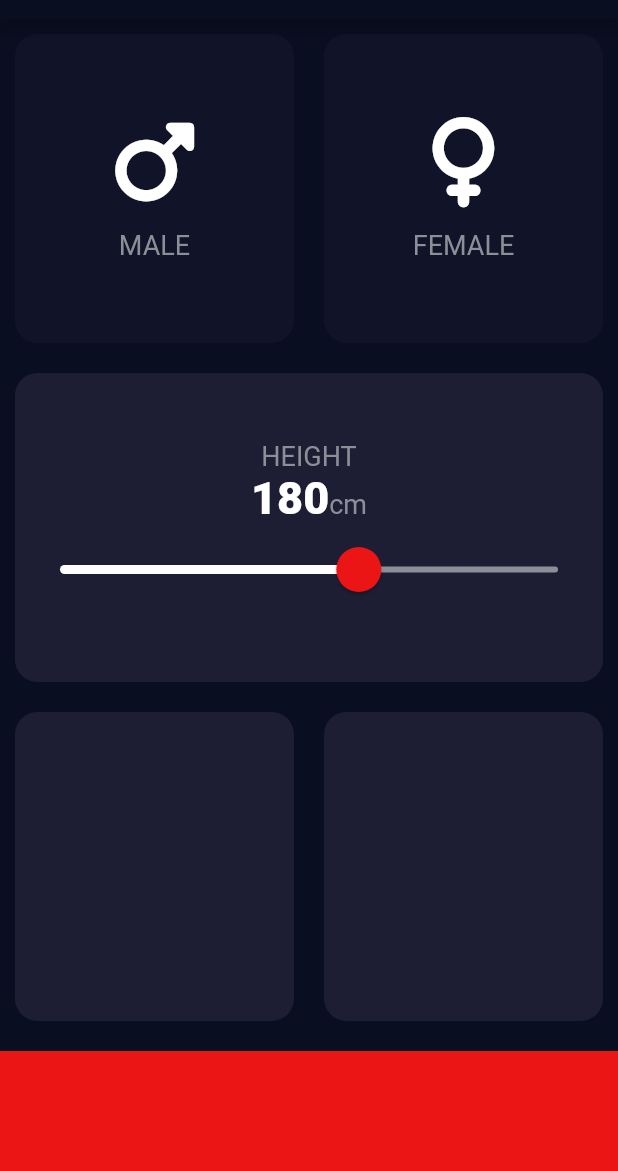
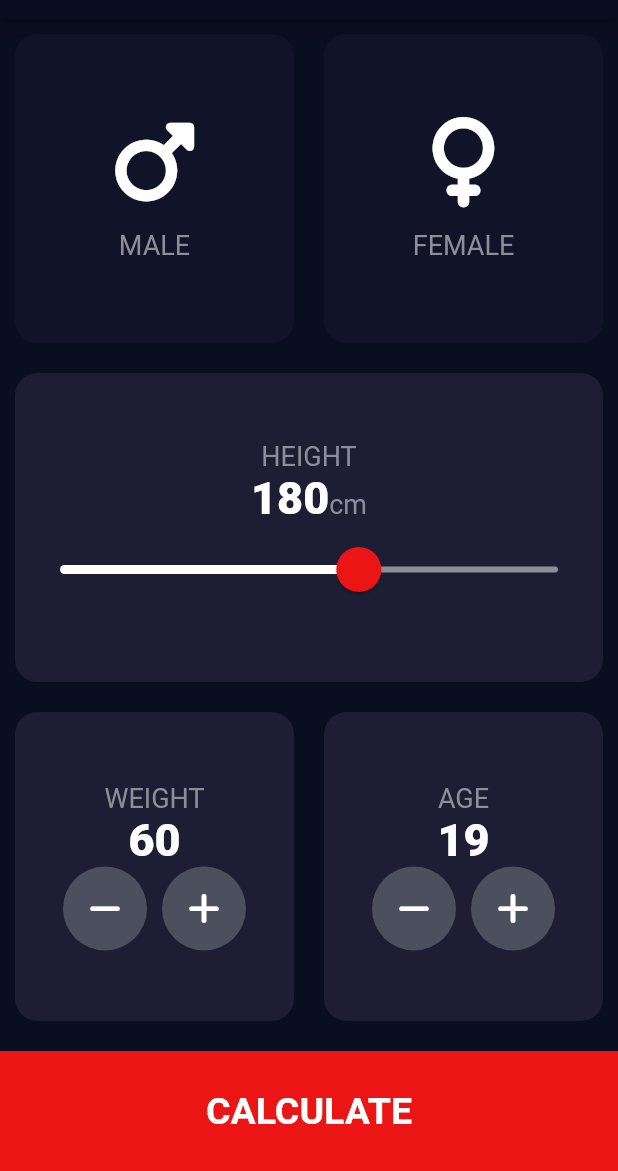
Before and after one commit to DANIEL-DEMELASH/BMI-Calculator, a Flutter app: the screen it shows after launch, on a phone screen of 412 x 824 dp, the part 65-1236 px from its top. Run offline on Flutter 3.47's test engine with Material 2 defaults, Android fonts, the phone set to English and light mode, and no system bars; our stand-ins replace font_awesome_flutter.

Commit message:
finish result page

```diff
--- /dev/null
+++ b/lib/calculator_brain.dart
@@ -0,0 +1,34 @@
+import 'dart:math';
+
+class CalculatorBrain {
+  CalculatorBrain({required this.height, required this.weight});
+
+  final int height;
+  final int weight;
+  double _bmi = 0;
+
+  String calculateBMI() {
+    _bmi = weight / pow(height / 100, 2);
+    return _bmi.toStringAsFixed(1);
+  }
+
+  String getResult() {
+    if (_bmi >= 25) {
+      return 'Overweight';
+    } else if (_bmi >= 18.5) {
+      return 'Normal';
+    } else {
+      return 'Underweight';
+    }
+  }
+
+  String getInterpretation() {
+    if (_bmi >= 25) {
+      return 'You have a higher than normal body weight. Try to exercise more.';
+    } else if (_bmi >= 18.5) {
+      return 'You have a normal body weight. Good job!';
+    } else {
+      return 'You have a lower than normal body weight. you can eat a bit more.';
+    }
+  }
+}
--- /dev/null
+++ b/lib/components/bottom_button.dart
@@ -0,0 +1,27 @@
+import 'package:flutter/material.dart';
+import '../constants.dart';
+
+class BottomButton extends StatelessWidget {
+  BottomButton({required this.buttonTitle, required this.onTap});
+
+  final String buttonTitle;
+  final onTap;
+  @override
+  Widget build(BuildContext context) {
+    return GestureDetector(
+      onTap: onTap,
+      child: Container(
+        color: kBottomContainerColor,
+        margin: const EdgeInsets.only(top: 10.0),
+        height: kBottomContainerHeight,
+        width: double.infinity,
+        child: Center(
+          child: Text(
+            buttonTitle,
+            style: kLargeNumberTextStyle,
+          ),
+        ),
+      ),
+    );
+  }
+}
--- /dev/null
+++ b/lib/components/reusabe_roundiconbutton.dart
@@ -0,0 +1,23 @@
+import 'package:flutter/material.dart';
+import '../screens/InputPage.dart';
+
+enum weightP { plus, minus }
+
+class RoundIconButton extends StatelessWidget {
+  RoundIconButton({required this.icons, required this.onPressed});
+
+  final IconData icons;
+  final onPressed;
+
+  @override
+  Widget build(BuildContext context) {
+    return RawMaterialButton(
+      onPressed: onPressed,
+      child: Icon(icons),
+      shape: CircleBorder(),
+      elevation: 0.0,
+      constraints: BoxConstraints.tightFor(width: 56.0, height: 56.0),
+      fillColor: const Color(0xFF4C4F5E),
+    );
+  }
+}
--- a/lib/reusable_icon_content.dart
+++ b/lib/components/reusable_icon_content.dart
@@ -1,5 +1,5 @@
 import 'package:flutter/material.dart';
-import 'constants.dart';
+import '../constants.dart';
 
 class IconContent extends StatelessWidget {
   IconContent({required this.icon, required this.label});
--- a/lib/constants.dart
+++ b/lib/constants.dart
@@ -7,3 +7,10 @@ const kInactiveContainerColor = Color(0xFF111328);
 
 const kTextStyle = TextStyle(fontSize: 18.0, color: Color(0xFF8D8E98));
 const kTextStyle2 = TextStyle(fontSize: 30.0, fontWeight: FontWeight.w900);
+const kLargeNumberTextStyle =
+    TextStyle(fontSize: 25.0, fontWeight: FontWeight.bold);
+const kTitleTextStyle = TextStyle(fontSize: 50.0, fontWeight: FontWeight.bold);
+const kResultTextStyle = TextStyle(
+    color: Color(0xFF24D876), fontSize: 22.0, fontWeight: FontWeight.bold);
+const kBMITextStyle = TextStyle(fontSize: 100.0, fontWeight: FontWeight.bold);
+const kBodyTextStyle = TextStyle(fontSize: 22.0);
--- a/lib/InputPage.dart
+++ b/lib/screens/InputPage.dart
@@ -1,8 +1,12 @@
+import 'package:bmi_calculator/calculator_brain.dart';
+import 'package:bmi_calculator/screens/result.dart';
 import 'package:flutter/material.dart';
 import 'package:font_awesome_flutter/font_awesome_flutter.dart';
-import 'reusable_container.dart';
-import 'reusable_icon_content.dart';
-import 'constants.dart';
+import '../components/reusable_container.dart';
+import '../components/reusable_icon_content.dart';
+import '../constants.dart';
+import '../components/reusabe_roundiconbutton.dart';
+import '../components/bottom_button.dart';
 
 enum Gender { male, female, nul }
 
@@ -18,7 +22,8 @@ class _InputPageState extends State<InputPage> {
   Color femaleColor = kInactiveContainerColor;
   Gender selectedGender = Gender.nul;
   int height = 180;
-
+  int weight = 60;
+  int age = 19;
   @override
   Widget build(BuildContext context) {
     return Scaffold(
@@ -120,24 +125,105 @@ class _InputPageState extends State<InputPage> {
                       child: ReusableContainer(
                     onPress: () {},
                     colour: kActiveContainerColor,
-                    childWidget: Container(),
+                    childWidget: Column(
+                      mainAxisAlignment: MainAxisAlignment.center,
+                      children: <Widget>[
+                        const Text(
+                          'WEIGHT',
+                          style: kTextStyle,
+                        ),
+                        Text(
+                          weight.toString(),
+                          style: kTextStyle2,
+                        ),
+                        Row(
+                          mainAxisAlignment: MainAxisAlignment.center,
+                          children: [
+                            RoundIconButton(
+                              icons: FontAwesomeIcons.minus,
+                              onPressed: () {
+                                setState(() {
+                                  weight--;
+                                });
+                              },
+                            ),
+                            const SizedBox(
+                              width: 10.0,
+                            ),
+                            RoundIconButton(
+                              icons: FontAwesomeIcons.plus,
+                              onPressed: () {
+                                setState(() {
+                                  weight++;
+                                });
+                              },
+                            )
+                          ],
+                        )
+                      ],
+                    ),
                   )),
                   Expanded(
                       child: ReusableContainer(
                     onPress: () {},
                     childWidget: Column(
-                        mainAxisAlignment: MainAxisAlignment.center,
-                        children: <Widget>[]),
+                      mainAxisAlignment: MainAxisAlignment.center,
+                      children: <Widget>[
+                        const Text(
+                          'AGE',
+                          style: kTextStyle,
+                        ),
+                        Text(
+                          age.toString(),
+                          style: kTextStyle2,
+                        ),
+                        Row(
+                          mainAxisAlignment: MainAxisAlignment.center,
+                          children: [
+                            RoundIconButton(
+                              icons: FontAwesomeIcons.minus,
+                              onPressed: () {
+                                setState(() {
+                                  age--;
+                                });
+                              },
+                            ),
+                            const SizedBox(
+                              width: 10.0,
+                            ),
+                            RoundIconButton(
+                              icons: FontAwesomeIcons.plus,
+                              onPressed: () {
+                                setState(() {
+                                  age++;
+                                });
+                              },
+                            )
+                          ],
+                        )
+                      ],
+                    ),
                     colour: kActiveContainerColor,
                   )),
                 ],
               ),
             ),
-            Container(
-              color: kBottomContainerColor,
-              margin: const EdgeInsets.only(top: 10.0),
-              height: kBottomContainerHeight,
-              width: double.infinity,
+            BottomButton(
+              buttonTitle: "CALCULATE",
+              onTap: () {
+                CalculatorBrain calculatorBrain =
+                    CalculatorBrain(height: height, weight: weight);
+
+                Navigator.push(
+                    context,
+                    MaterialPageRoute(
+                        builder: (context) => Result(
+                              bmiResult: calculatorBrain.calculateBMI(),
+                              resultText: calculatorBrain.getResult(),
+                              interpretation:
+                                  calculatorBrain.getInterpretation(),
+                            )));
+              },
             )
           ],
         ));
```
Also changed, not shown: lib/main.dart (+7 -7 lines), lib/screens/result.dart (added, +67 -0 lines), lib/components/reusable_container.dart (renamed from lib/reusable_container.dart), 3 other files.
